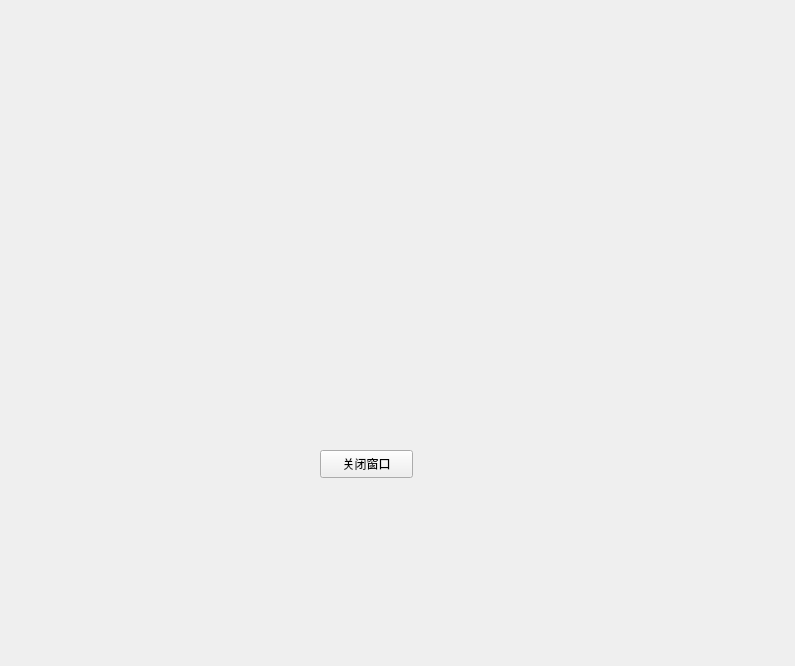
Old version of the form test.ui in the repository honqiang/pyqt5test.
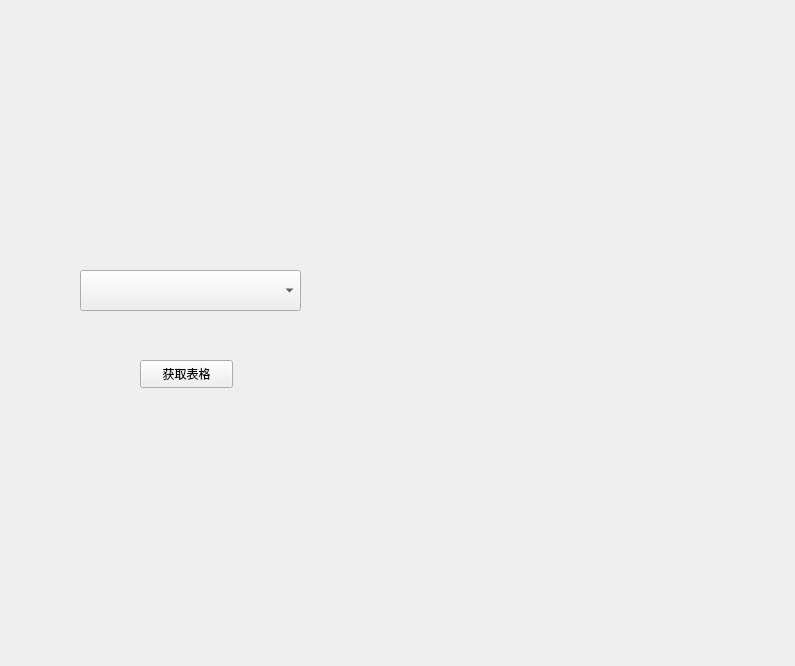
New version of the form.

```diff
--- a/test.ui
+++ b/test.ui
@@ -16,14 +16,24 @@
   <widget class="QPushButton" name="btn_closewin">
    <property name="geometry">
     <rect>
-     <x>320</x>
-     <y>450</y>
+     <x>140</x>
+     <y>360</y>
      <width>93</width>
      <height>28</height>
     </rect>
    </property>
    <property name="text">
-    <string>关闭窗口</string>
+    <string>获取表格</string>
+   </property>
+  </widget>
+  <widget class="QComboBox" name="comboBox">
+   <property name="geometry">
+    <rect>
+     <x>80</x>
+     <y>270</y>
+     <width>221</width>
+     <height>41</height>
+    </rect>
    </property>
   </widget>
  </widget>
```
Left out of the diff: 21 changed lines with no effect on the pictures.
